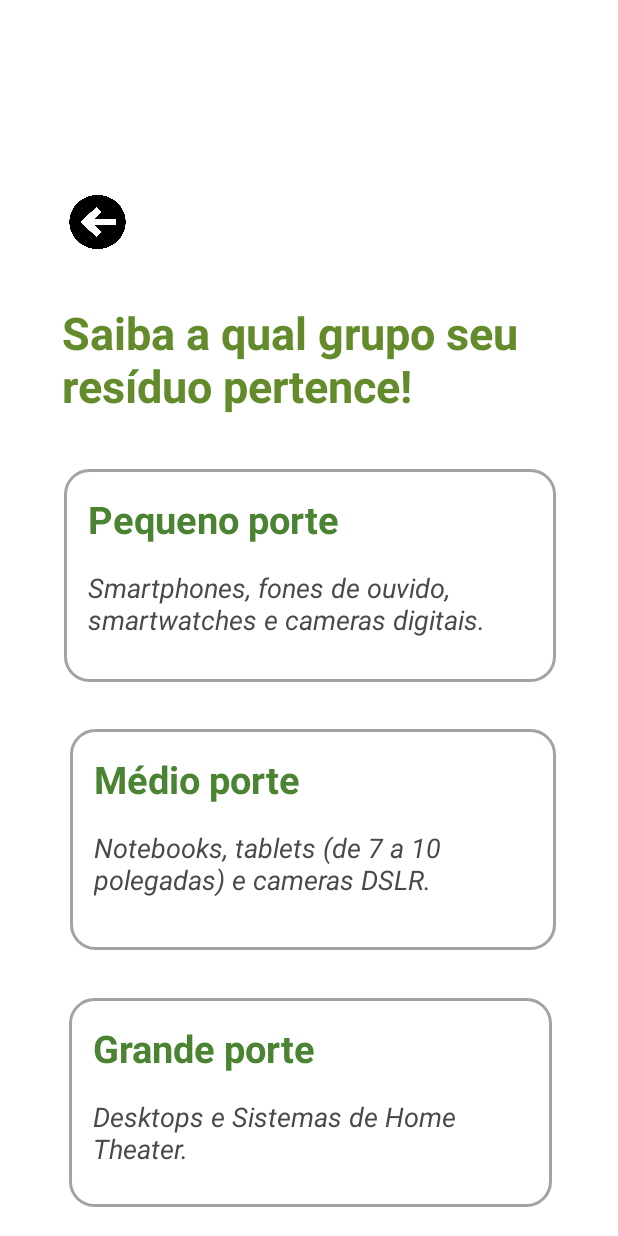
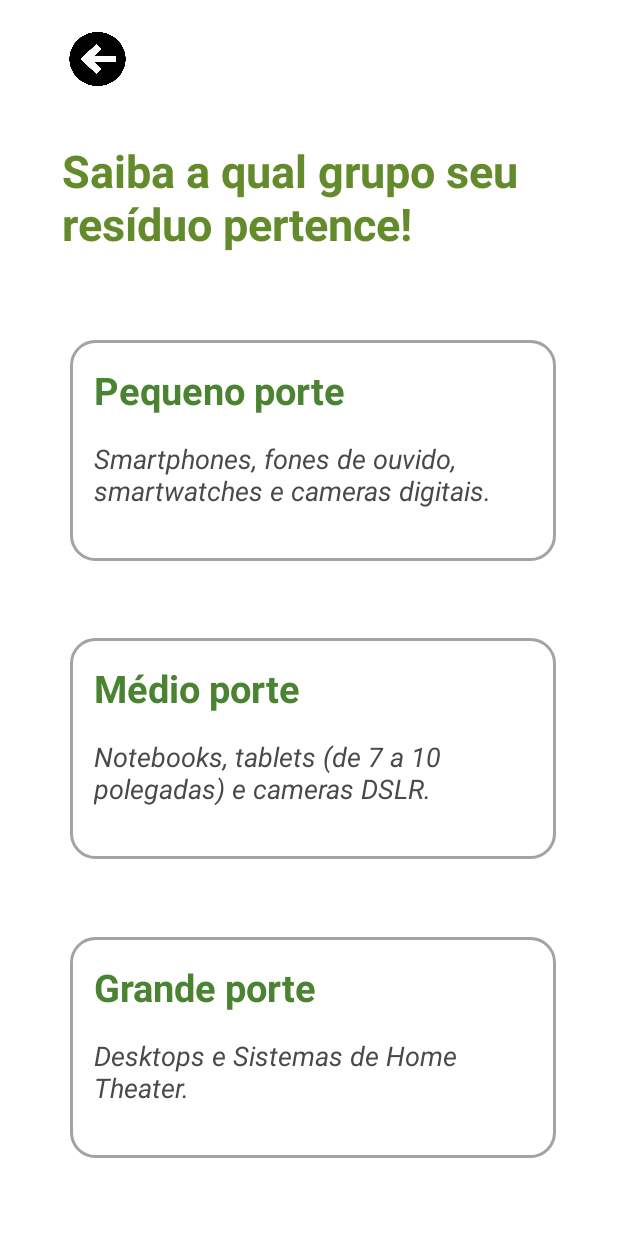
Before and after one commit to MatheusAlvesCavalcante/EcoTech, an Android app: the layout grupo_res.xml on its own in the app's theme, with its tools: preview values and no code run, on a phone screen of 412 x 824 dp. Run offline under Robolectric (Android 15) with nearby library versions, the phone set to English and light mode, and no system bars.

Commit message:
coloqueis os botoes

```diff
--- a/app/src/main/java/br/com/local/ecotech/DescarteResiduo.java
+++ b/app/src/main/java/br/com/local/ecotech/DescarteResiduo.java
@@ -2,6 +2,7 @@ package br.com.local.ecotech;
 
 
 import android.annotation.SuppressLint;
+import android.content.Intent;
 import android.os.Bundle;
 import android.view.View;
 import android.widget.Button;
--- a/app/src/main/res/layout/descarte_residuo.xml
+++ b/app/src/main/res/layout/descarte_residuo.xml
@@ -16,7 +16,6 @@
     <!-- Title -->
 
     <!-- Small Waste Button -->
-
 
     <TextView
         android:layout_width="wrap_content"
--- a/app/src/main/res/layout/grupo_res.xml
+++ b/app/src/main/res/layout/grupo_res.xml
@@ -12,8 +12,7 @@
         style="@style/radius"
         android:layout_width="50dp"
         android:layout_height="48dp"
-        android:layout_marginTop="31dp"
-        android:layout_marginBottom="652dp"
+        android:layout_marginBottom="30dp"
         android:background="@drawable/ic_back_arrow"
         android:onClick="abrindo_tela_home"
         android:padding="20dp"
@@ -23,7 +22,7 @@
         app:layout_constraintHorizontal_bias="0.0"
         app:layout_constraintStart_toStartOf="parent"
         app:layout_constraintTop_toTopOf="parent"
-        app:layout_constraintVertical_bias="1.0"
+        app:layout_constraintVertical_bias="0.0"
         tools:ignore="MissingConstraints,OnClick" />
 
     <TextView
@@ -32,7 +31,6 @@
         android:layout_height="98dp"
         android:layout_gravity="center_horizontal"
         android:layout_marginStart="14dp"
-        android:layout_marginTop="32dp"
         android:layout_marginEnd="20dp"
         android:layout_marginBottom="21dp"
         android:background="@android:color/transparent"
@@ -48,8 +46,8 @@
 
     <LinearLayout
         android:id="@+id/linearLayout"
-        android:layout_width="328dp"
-        android:layout_height="142dp"
+        android:layout_width="324dp"
+        android:layout_height="147dp"
         android:layout_centerInParent="true"
         android:layout_marginStart="46dp"
         android:layout_marginEnd="41dp"
@@ -59,7 +57,6 @@
         android:padding="16dp"
         app:layout_constraintBottom_toTopOf="@+id/linearLayout2"
         app:layout_constraintEnd_toEndOf="parent"
-        app:layout_constraintHorizontal_bias="1.0"
         app:layout_constraintStart_toStartOf="parent"
         app:layout_constraintTop_toBottomOf="@+id/textView2"
         tools:ignore="MissingConstraints">
@@ -71,7 +68,7 @@
             android:text="@string/texto_rec1"
             android:textColor="#4A8331"
             android:textSize="25sp"
-            android:textStyle="bold"/>
+            android:textStyle="bold" />
 
         <TextView
             android:id="@+id/text_view_2"
@@ -81,7 +78,7 @@
             android:text="@string/texto_rec2"
             android:textColor="#4A4949"
             android:textSize="18sp"
-            android:textStyle="italic"/>
+            android:textStyle="italic" />
 
     </LinearLayout>
 
@@ -91,7 +88,6 @@
         android:layout_height="147dp"
         android:layout_centerInParent="true"
         android:layout_marginStart="46dp"
-        android:layout_marginTop="1dp"
         android:layout_marginEnd="41dp"
         android:layout_marginBottom="30dp"
         android:background="@drawable/rounded_rectangle"
@@ -99,7 +95,6 @@
         android:padding="16dp"
         app:layout_constraintBottom_toTopOf="@+id/linearLayout3"
         app:layout_constraintEnd_toEndOf="parent"
-        app:layout_constraintHorizontal_bias="1.0"
         app:layout_constraintStart_toStartOf="parent"
         app:layout_constraintTop_toBottomOf="@+id/linearLayout"
         tools:ignore="MissingConstraints">
@@ -111,7 +106,7 @@
             android:text="@string/texto_rec3"
             android:textColor="#4A8331"
             android:textSize="25sp"
-            android:textStyle="bold"/>
+            android:textStyle="bold" />
 
         <TextView
             android:id="@+id/text_view_4"
@@ -121,17 +116,16 @@
             android:text="@string/texto_rec4"
             android:textColor="#4A4949"
             android:textSize="18sp"
-            android:textStyle="italic"/>
+            android:textStyle="italic" />
 
     </LinearLayout>
 
     <LinearLayout
         android:id="@+id/linearLayout3"
-        android:layout_width="322dp"
-        android:layout_height="139dp"
+        android:layout_width="324dp"
+        android:layout_height="147dp"
         android:layout_centerInParent="true"
         android:layout_marginStart="46dp"
-        android:layout_marginTop="2dp"
         android:layout_marginEnd="41dp"
         android:layout_marginBottom="30dp"
         android:background="@drawable/rounded_rectangle"
@@ -139,7 +133,6 @@
         android:padding="16dp"
         app:layout_constraintBottom_toBottomOf="parent"
         app:layout_constraintEnd_toEndOf="parent"
-        app:layout_constraintHorizontal_bias="0.0"
         app:layout_constraintStart_toStartOf="parent"
         app:layout_constraintTop_toBottomOf="@+id/linearLayout2"
         tools:ignore="MissingConstraints">
@@ -151,7 +144,7 @@
             android:text="@string/texto_rec5"
             android:textColor="#4A8331"
             android:textSize="25sp"
-            android:textStyle="bold"/>
+            android:textStyle="bold" />
 
         <TextView
             android:id="@+id/text_view_6"
@@ -161,7 +154,7 @@
             android:text="@string/texto_rec6"
             android:textColor="#4A4949"
             android:textSize="18sp"
-            android:textStyle="italic"/>
+            android:textStyle="italic" />
 
     </LinearLayout>
 
```
Also changed, not shown: app/src/main/AndroidManifest.xml (+12 -6 lines), app/src/main/java/br/com/local/ecotech/BemVindo.java (+14 -0 lines), app/src/main/java/br/com/local/ecotech/GrupoRes.java (+14 -0 lines), app/src/main/java/br/com/local/ecotech/Home.java (+4 -4 lines), app/src/main/res/layout/bemvindo.xml (+16 -2 lines).
